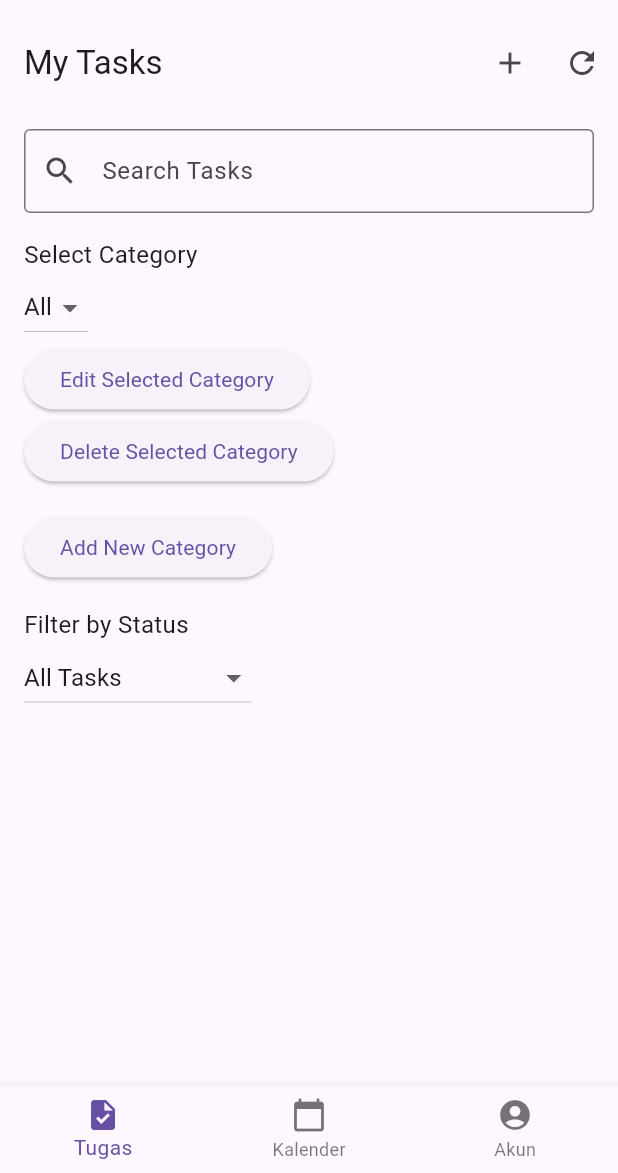
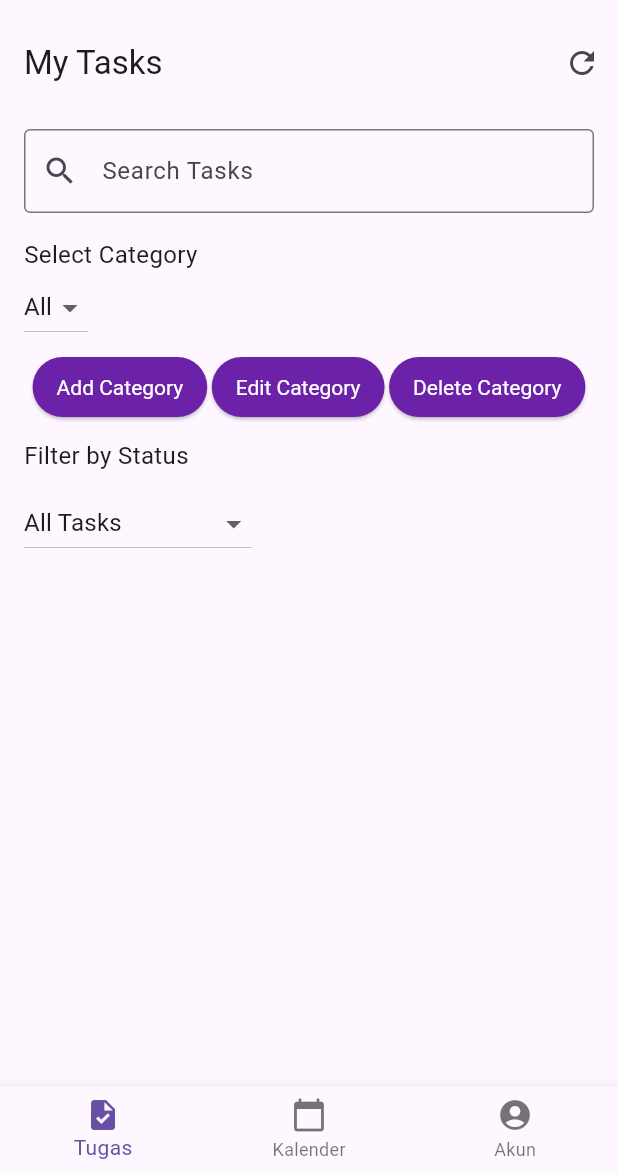
Before and after one commit to fauzizamhurdarmawan/mytodolist, a Flutter app: the screen it shows once a user with an empty profile is signed in, on a phone screen of 412 x 824 dp, the part 63-1236 px from its top. Run offline on Flutter 3.47's test engine with Material 3 defaults, Android fonts, the phone set to English and light mode, and no system bars; our stand-ins replace cloud_firestore, firebase_auth, firebase_core, flutter_local_notifications, flutter_svg, image_picker and 3 more; missing offline and left inert: encrypt; accounts and stored records are empty.

Commit message:
perbaikan tata letak dan lainnya

```diff
--- a/lib/screens/task_screen.dart
+++ b/lib/screens/task_screen.dart
@@ -32,12 +32,12 @@ class _TaskScreenState extends State<TaskScreen> {
       appBar: AppBar(
         title: const Text("My Tasks"),
         actions: [
-          IconButton(
-            icon: const Icon(Icons.add),
-            onPressed: () async {
-              await _showAddTaskDialog(context);
-            },
-          ),
+          // IconButton(
+          //   icon: const Icon(Icons.add),
+          //   onPressed: () async {
+          //     await _showAddTaskDialog(context);
+          //   },
+          // ),
           IconButton(
             icon: const Icon(Icons.refresh),
             onPressed: () {
@@ -83,6 +83,30 @@ class _TaskScreenState extends State<TaskScreen> {
                 }
               },
             ),
+            const SizedBox(height: 5),
+            // Row with buttons (Add New, Edit, Delete Category)
+            Row(
+              mainAxisAlignment:
+                  MainAxisAlignment.center, // Tombol akan ditempatkan di tengah
+              children: [
+                ElevatedButton(
+                  onPressed: () {
+                    _showAddCategoryDialog(context);
+                  },
+                  style: ElevatedButton.styleFrom(
+                    backgroundColor: Color.fromRGBO(107, 33, 168, 1),
+                    foregroundColor: Colors.white, // Warna teks putih
+                    padding:
+                        EdgeInsets.symmetric(vertical: 8.0, horizontal: 16.0),
+                    textStyle: TextStyle(
+                      fontFamily: 'Roboto', // Font Roboto
+                    ),
+                  ),
+                  child: Center(
+                    child: const Text('Add Category'),
+                  ),
+                ),
+                const SizedBox(width: 3),
                 ElevatedButton(
                   onPressed: () {
                     _showEditCategoryDialog(
@@ -90,8 +114,20 @@ class _TaskScreenState extends State<TaskScreen> {
                         Provider.of<TaskProvider>(context, listen: false)
                             .selectedCategory);
                   },
-              child: const Text('Edit Selected Category'),
+                  style: ElevatedButton.styleFrom(
+                    backgroundColor: Color.fromRGBO(107, 33, 168, 1),
+                    foregroundColor: Colors.white, // Warna teks putih
+                    padding:
+                        EdgeInsets.symmetric(vertical: 8.0, horizontal: 16.0),
+                    textStyle: TextStyle(
+                      fontFamily: 'Roboto', // Font Roboto
                     ),
+                  ),
+                  child: Center(
+                    child: const Text('Edit Category'),
+                  ),
+                ),
+                const SizedBox(width: 3),
                 ElevatedButton(
                   onPressed: () {
                     _removeCategory(
@@ -99,18 +135,25 @@ class _TaskScreenState extends State<TaskScreen> {
                         Provider.of<TaskProvider>(context, listen: false)
                             .selectedCategory);
                   },
-              child: const Text('Delete Selected Category'),
+                  style: ElevatedButton.styleFrom(
+                    backgroundColor: Color.fromRGBO(107, 33, 168, 1),
+                    foregroundColor: Colors.white, // Warna teks putih
+                    padding:
+                        EdgeInsets.symmetric(vertical: 8.0, horizontal: 16.0),
+                    textStyle: TextStyle(
+                      fontFamily: 'Roboto', // Font Roboto
                     ),
-            const SizedBox(height: 16),
-            ElevatedButton(
-              onPressed: () {
-                _showAddCategoryDialog(context);
-              },
-              child: const Text('Add New Category'),
                   ),
-            const SizedBox(height: 16),
+                  child: Center(
+                    child: const Text('Delete Category'),
+                  ),
+                ),
+              ],
+            ),
+            const SizedBox(height: 10),
             // Filter Status Dropdown
             const Text('Filter by Status', style: TextStyle(fontSize: 16)),
+            const SizedBox(height: 10),
             DropdownButton<String>(
               value:
                   Provider.of<TaskProvider>(context).selectedCompletionStatus,
@@ -129,7 +172,7 @@ class _TaskScreenState extends State<TaskScreen> {
                 }
               },
             ),
-            const SizedBox(height: 16),
+
             // Task List
             Expanded(
               child: Consumer<TaskProvider>(
@@ -142,7 +185,7 @@ class _TaskScreenState extends State<TaskScreen> {
                       return Card(
                         margin: const EdgeInsets.symmetric(vertical: 8),
                         child: ListTile(
-                          contentPadding: const EdgeInsets.all(16),
+                          contentPadding: const EdgeInsets.all(10),
                           title: Text(task['taskName']),
                           subtitle: Text(
                               'Due: ${task['taskDate'].toString().substring(0, 10)}'),
@@ -318,20 +361,20 @@ class _TaskScreenState extends State<TaskScreen> {
                 },
                 child: const Text('Cancel'),
               ),
-              TextButton(
-                onPressed: () {
-                  if (_taskController.text.isNotEmpty) {
-                    taskProvider.addTask(_taskController.text, _selectedDate,
-                        taskProvider.selectedCategory);
-                    _taskController.clear();
-                    Navigator.pop(context);
-                    ScaffoldMessenger.of(context).showSnackBar(
-                      const SnackBar(content: Text('Task added successfully')),
-                    );
-                  }
-                },
-                child: const Text('Add Task'),
-              ),
+              // TextButton(
+              //   onPressed: () {
+              //     if (_taskController.text.isNotEmpty) {
+              //       taskProvider.addTask(_taskController.text, _selectedDate,
+              //           taskProvider.selectedCategory);
+              //       _taskController.clear();
+              //       Navigator.pop(context);
+              //       ScaffoldMessenger.of(context).showSnackBar(
+              //         const SnackBar(content: Text('Task added successfully')),
+              //       );
+              //     }
+              //   },
+              //   child: const Text('Add Task'),
+              // ),
             ],
           );
         });
@@ -427,26 +470,11 @@ class _TaskScreenState extends State<TaskScreen> {
     final TaskProvider taskProvider =
         Provider.of<TaskProvider>(context, listen: false);
     taskProvider.removeTask(task['id']);
-    ScaffoldMessenger.of(context).showSnackBar(
-      const SnackBar(content: Text('Task removed successfully')),
-    );
   }
 
   void _removeCategory(BuildContext context, String category) {
     final TaskProvider taskProvider =
         Provider.of<TaskProvider>(context, listen: false);
     taskProvider.removeCategory(category);
-
-    // Memperbarui kategori yang dipilih menjadi "All" jika kategori yang dihapus adalah kategori yang sedang dipilih
-    String newSelectedCategory = category == taskProvider.selectedCategory
-        ? 'All' // Jika kategori yang dihapus adalah kategori yang dipilih, pilih "All"
-        : taskProvider.selectedCategory;
-
-    // Update kategori yang dipilih
-    taskProvider.updateSelectedCategory(newSelectedCategory);
-
-    ScaffoldMessenger.of(context).showSnackBar(
-      const SnackBar(content: Text('Kategori berhasil dihapus')),
-    );
   }
 }
```
Lines whose indentation alone changed are shown as unchanged.
